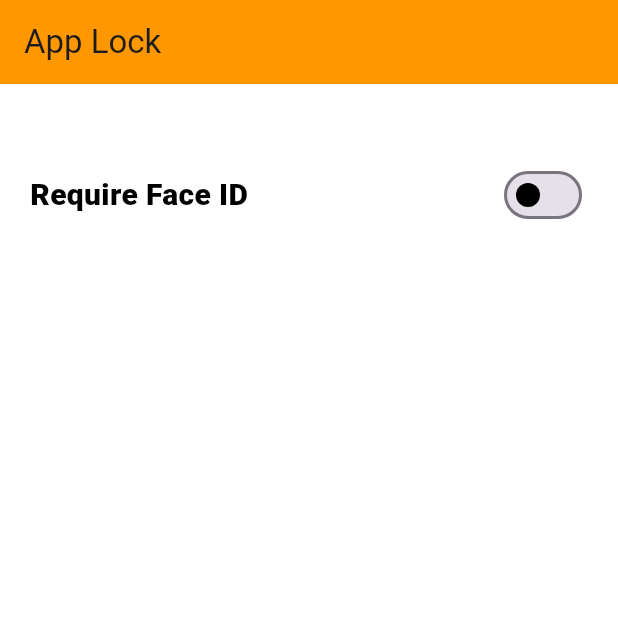
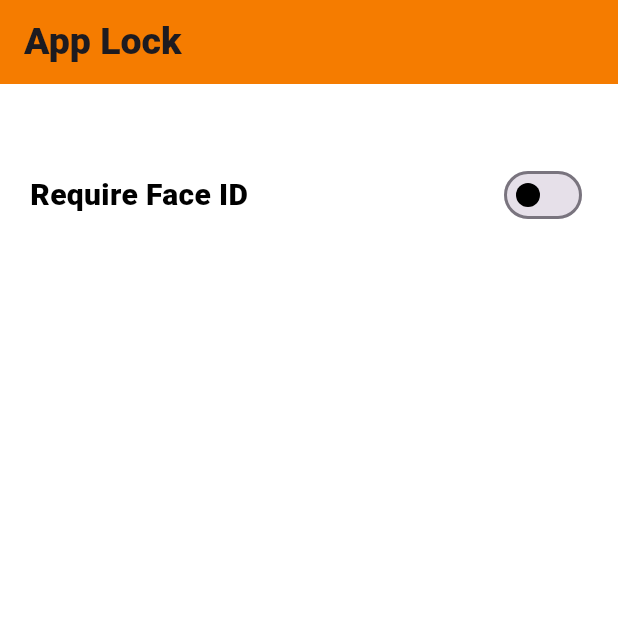
Before and after one commit to ChrisKamanzi/lost-and-found, a Flutter app: the FaceIDScreen screen opened by its route, on a phone screen of 412 x 824 dp, the top half of it. Run offline on Flutter 3.47's test engine with Material 3 defaults, Android fonts, the light colour scheme and no system bars; our stand-ins replace dio, flutter_dotenv, flutter_map, flutter_riverpod, go_router, google_fonts and 6 more; accounts and stored records are empty; Roboto replaces fonts that are missing (Brawler).

```diff
--- a/lib/l10n/app_en.arb
+++ b/lib/l10n/app_en.arb
@@ -100,6 +100,9 @@
   "press_icon": "Press that Icon 👆",
   "submit": "Submit",
   "ad_success": "Ad successfully created!",
-  "error_generic": "Something went wrong"
+  "error_generic": "Something went wrong",
+
+  "please_Connect_to_Internet" : "Please Connect to Internet"
+
 
 }
--- a/lib/l10n/app_fr.arb
+++ b/lib/l10n/app_fr.arb
@@ -103,7 +103,10 @@
   "press_icon": "Appuyez sur cette icône 👆",
   "submit": "Soumettre",
   "ad_success": "Annonce créée avec succès !",
-  "error_generic": "Quelque chose s'est mal passé"
+  "error_generic": "Quelque chose s'est mal passé",
+
+  "please_Connect_to_Internet" : "Veuillez vous connecter à Internet"
+
 
 
 
--- a/lib/l10n/app_rw.arb
+++ b/lib/l10n/app_rw.arb
@@ -96,6 +96,9 @@
   "press_icon": "Kanda kuri iyo ikoni 👆",
   "submit": "Ohereza",
   "ad_success": "Itangazo ryoherejwe neza!",
-  "error_generic": "Habaye ikibazo"
+  "error_generic": "Habaye ikibazo",
+
+  "please_Connect_to_Internet" : "Nta interineti ufite"
+
 
 }
--- a/lib/pages/home/home.dart
+++ b/lib/pages/home/home.dart
@@ -24,7 +24,7 @@ class Homepage extends ConsumerWidget {
         error:
             (e, _) => Center(
               child: Text(
-                'Please Connect to Internet 🛜',
+                AppLocalizations.of(context)!.please_Connect_to_Internet,
                 style: GoogleFonts.brawler(
                   textStyle: TextStyle(fontSize: 25, color: Colors.red),
                 ),
--- a/lib/pages/home/lost_found/favorite_screen.dart
+++ b/lib/pages/home/lost_found/favorite_screen.dart
@@ -13,7 +13,7 @@ class FavoriteScreen extends ConsumerWidget {
 
     return Scaffold(
       appBar: AppBar(
-        backgroundColor: Colors.orange,
+        backgroundColor: Colors.orange.shade700,
         title: Text(
           AppLocalizations.of(context)!.favorites,
           style: TextStyle(fontSize: 25, fontWeight: FontWeight.bold),
--- a/lib/pages/home/settings.dart
+++ b/lib/pages/home/settings.dart
@@ -11,7 +11,15 @@ class FaceIDScreen extends ConsumerWidget {
     final faceIDNotifier = ref.read(faceIDProvider.notifier);
 
     return Scaffold(
-      appBar: AppBar(title: Text("App Lock"), backgroundColor: Colors.orange),
+      appBar: AppBar(
+        title: Text(
+          "App Lock",
+          style: GoogleFonts.brawler(
+            textStyle: TextStyle(fontSize: 25, fontWeight: FontWeight.w800),
+          ),
+        ),
+        backgroundColor: Colors.orange.shade700,
+      ),
       body: Padding(
         padding: const EdgeInsets.only(left: 20, right: 20, top: 50),
         child: Row(
```
Also changed, not shown: lib/pages/message/conversation.dart (+7 -7 lines), lib/generated/app_localizations.dart, lib/generated/app_localizations_en.dart, lib/generated/app_localizations_fr.dart, lib/generated/app_localizations_rw.dart.
